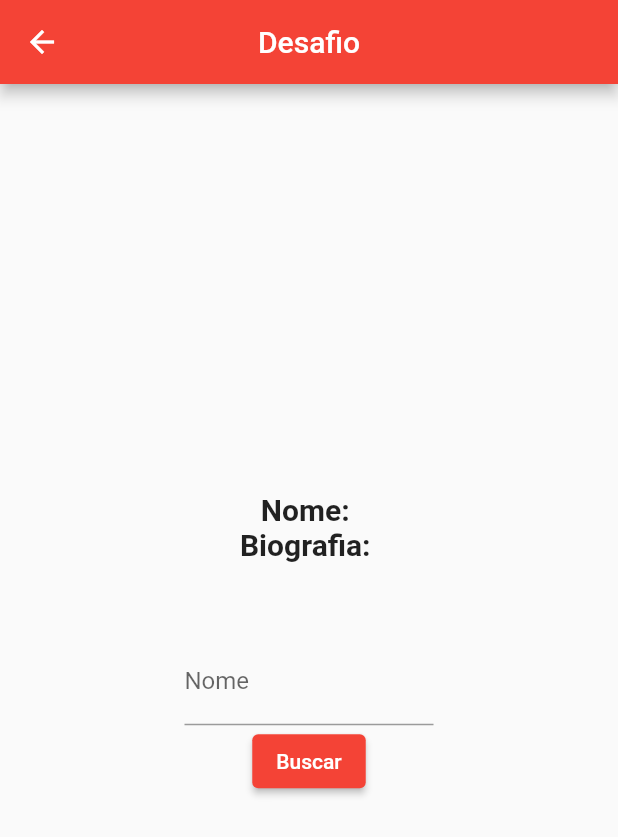
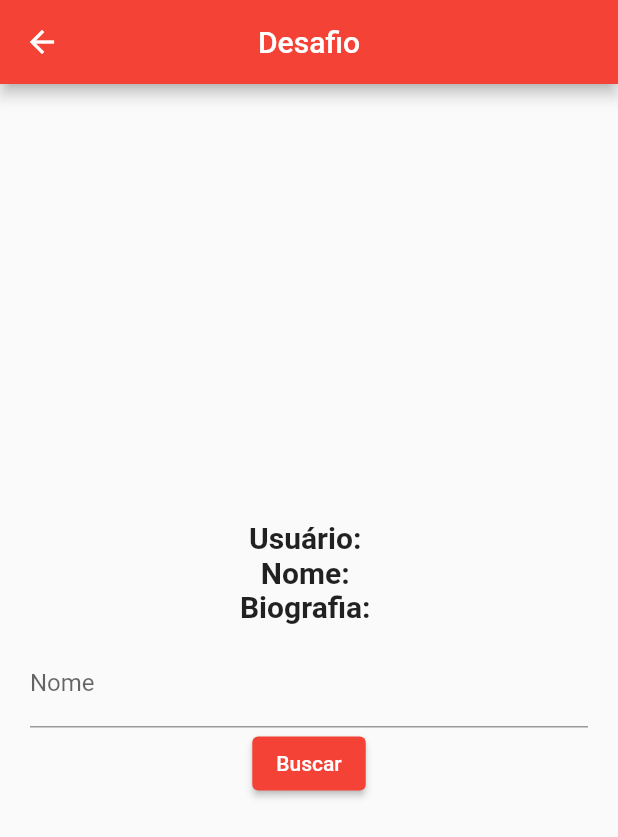
Before and after one commit to tpfrois/treinamentoflutter, a Flutter app: the screen it shows after launch, after a tap on "Desafio", on a phone screen of 412 x 824 dp. Shown: the top 837 px of the screen. Run offline on Flutter 3.47's test engine with Material 2 defaults, Android fonts, the phone set to English and light mode, and no system bars; network calls fail.

Commit message:
facilita código

```diff
--- a/lib/pages/desafio.dart
+++ b/lib/pages/desafio.dart
@@ -12,6 +12,7 @@ class DesafioPage extends StatefulWidget {
 }
 
 class _DesafioPageState extends State<DesafioPage> {
+  String _usuario = "";
   String _nome = "";
   String _biografia = "";
 
@@ -31,6 +32,9 @@ class _DesafioPageState extends State<DesafioPage> {
                   mainAxisAlignment: MainAxisAlignment.center,
                   children: <Widget>[
                 Column(children: [
+                  Text('Usuário: $_usuario',
+                      style: const TextStyle(
+                          fontSize: 20, fontWeight: FontWeight.bold)),
                   Text('Nome: $_nome',
                       style: const TextStyle(
                           fontSize: 20, fontWeight: FontWeight.bold)),
@@ -39,12 +43,6 @@ class _DesafioPageState extends State<DesafioPage> {
                           fontSize: 20, fontWeight: FontWeight.bold)),
                 ]),
                 const SizedBox(height: 10),
-                Container(
-                  margin: const EdgeInsets.only(top: 20),
-                  padding: const EdgeInsets.all(20),
-                  width: MediaQuery.of(context).size.width / 2,
-                  child: Column(
-                    children: [
                 TextFormField(
                   controller: _controllerUsuario,
                   decoration: const InputDecoration(
@@ -56,9 +54,6 @@ class _DesafioPageState extends State<DesafioPage> {
                   onPressed: () {
                     _buscarUsuario(_controllerUsuario.text);
                   },
-                      )
-                    ],
-                  ),
                 )
               ])),
         ));
@@ -72,9 +67,11 @@ class _DesafioPageState extends State<DesafioPage> {
         await http.get(Uri.parse('https://api.github.com/users/$usuario'));
 
     if (response.statusCode == 200) {
+      final Map<String, dynamic> dados = json.decode(response.body);
       setState(() {
-        _nome = json.decode(response.body)['name'] ?? "";
-        _biografia = json.decode(response.body)['bio'] ?? "";
+        _usuario = dados['login'];
+        _nome = dados['name'] ?? "<Sem nome>";
+        _biografia = dados['bio'] ?? "<Sem biografia>";
       });
       ScaffoldMessenger.of(context).clearSnackBars();
     } else {
--- a/lib/pages/home.dart
+++ b/lib/pages/home.dart
@@ -17,14 +17,11 @@ class HomePage extends StatelessWidget {
         centerTitle: true,
       ),
       body: Center(
-        child:
-            Column(mainAxisAlignment: MainAxisAlignment.spaceEvenly, children: [
+        child: Column(mainAxisAlignment: MainAxisAlignment.center, children: [
           CircleAvatar(
             radius: 80,
             backgroundImage: NetworkImage(urlFotoPerfil),
           ),
-          Column(
-            children: [
           const Text(
             "Thiago Frois",
             style: TextStyle(
@@ -32,37 +29,22 @@ class HomePage extends StatelessWidget {
               fontWeight: FontWeight.bold,
             ),
           ),
+          const SizedBox(height: 30),
           ElevatedButton(
-                  onPressed: () => irParaPagina("contador", context),
+              onPressed: () => irParaPagina(const ContadorPage(), context),
               child: const Text("Ir para contador")),
           ElevatedButton(
               style: ButtonStyle(
-                      backgroundColor: MaterialStateProperty.all<Color>(
-                          Colors.yellow.shade900)),
-                  onPressed: () => irParaPagina("desafio", context),
+                  backgroundColor:
+                      MaterialStateProperty.all<Color>(Colors.yellow.shade900)),
+              onPressed: () => irParaPagina(const DesafioPage(), context),
               child: const Text("Desafio"))
-            ],
-          )
         ]),
       ),
     );
   }
 
-  void irParaPagina(String pagina, BuildContext context) {
-    switch (pagina.toLowerCase()) {
-      case "contador":
-        Navigator.push(context,
-            MaterialPageRoute(builder: (context) => const ContadorPage()));
-        break;
-      case "desafio":
-        Navigator.push(context,
-            MaterialPageRoute(builder: (context) => const DesafioPage()));
-        break;
-      default:
-        ScaffoldMessenger.of(context).showSnackBar(const SnackBar(
-            backgroundColor: Colors.redAccent,
-            content: Text("Página não existe")));
-        break;
+  void irParaPagina(Widget pagina, BuildContext context) {
+    Navigator.push(context, MaterialPageRoute(builder: (context) => pagina));
   }
 }
-}
```
Lines whose indentation alone changed are shown as unchanged.
